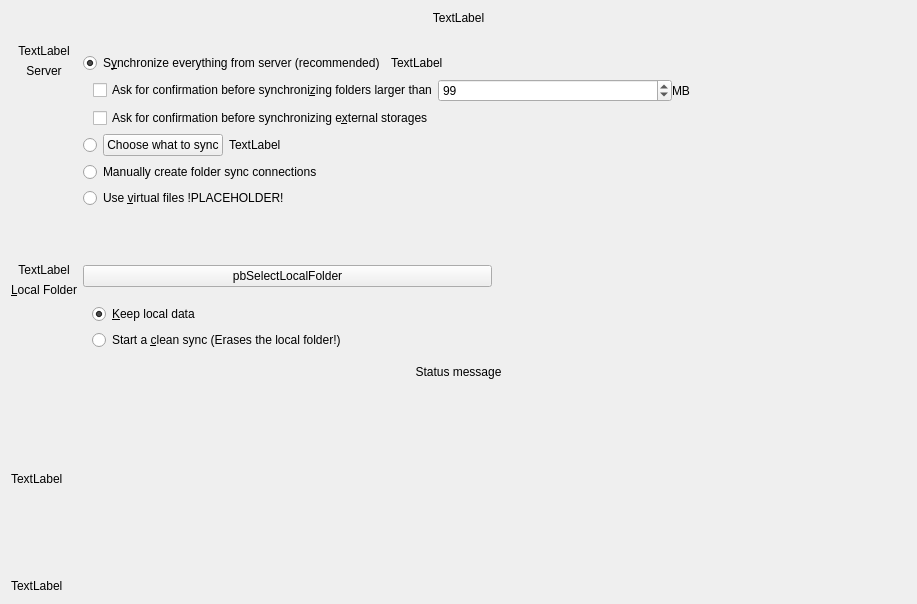
nextcloud/desktop, file src/gui/wizard/owncloudadvancedsetuppage.ui: the form before one commit.
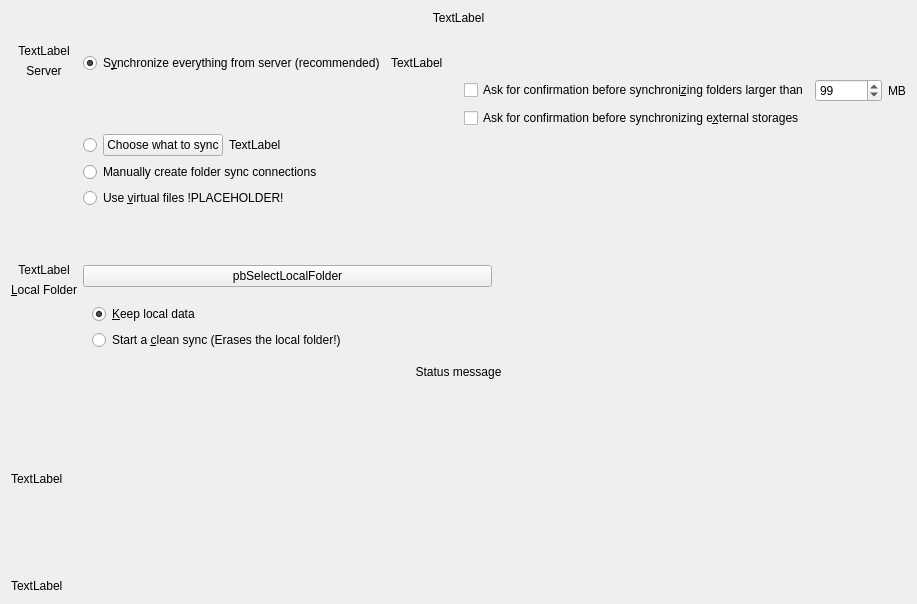
The form after the commit.

Commit message:
Wizard: Improve layout
Instead of using a fixed size grid layout use a dynamic layout.

Fixes: #7920

```diff
--- a/src/gui/wizard/owncloudadvancedsetuppage.ui
+++ b/src/gui/wizard/owncloudadvancedsetuppage.ui
@@ -273,61 +273,59 @@
          </layout>
         </item>
         <item>
-         <layout class="QGridLayout" name="gridLayout_2">
-          <property name="horizontalSpacing">
-           <number>0</number>
-          </property>
-          <item row="0" column="0">
+         <layout class="QHBoxLayout" name="horizontalLayout_5">
+          <item>
            <spacer name="horizontalSpacer_4">
             <property name="orientation">
              <enum>Qt::Horizontal</enum>
             </property>
-            <property name="sizeType">
-             <enum>QSizePolicy::Minimum</enum>
-            </property>
             <property name="sizeHint" stdset="0">
              <size>
-              <width>10</width>
+              <width>40</width>
               <height>20</height>
              </size>
             </property>
            </spacer>
           </item>
-          <item row="0" column="1">
-           <layout class="QHBoxLayout" name="horizontalLayout_3">
+          <item>
+           <layout class="QVBoxLayout" name="verticalLayout_7">
             <item>
-             <widget class="QCheckBox" name="confCheckBoxSize">
-              <property name="text">
-               <string>Ask for confirmation before synchroni&amp;zing folders larger than</string>
-              </property>
-             </widget>
+             <layout class="QHBoxLayout" name="horizontalLayout_3">
+              <item>
+               <widget class="QCheckBox" name="confCheckBoxSize">
+                <property name="text">
+                 <string>Ask for confirmation before synchroni&amp;zing folders larger than</string>
+                </property>
+               </widget>
+              </item>
+              <item>
+               <widget class="QSpinBox" name="confSpinBox">
+                <property name="maximum">
+                 <number>999999</number>
+                </property>
+                <property name="value">
+                 <number>99</number>
+                </property>
+               </widget>
+              </item>
+              <item>
+               <widget class="QLabel" name="confTraillingSizeLabel">
+                <property name="text">
+                 <string extracomment="Trailing part of &quot;Ask confirmation before syncing folder larger than&quot; ">MB</string>
+                </property>
+               </widget>
+              </item>
+             </layout>
             </item>
             <item>
-             <widget class="QSpinBox" name="confSpinBox">
-              <property name="maximum">
-               <number>999999</number>
-              </property>
-              <property name="value">
-               <number>99</number>
-              </property>
-             </widget>
-            </item>
-            <item>
-             <widget class="QLabel" name="confTraillingSizeLabel">
+             <widget class="QCheckBox" name="confCheckBoxExternal">
               <property name="text">
-               <string extracomment="Trailing part of &quot;Ask confirmation before syncing folder larger than&quot; ">MB</string>
+               <string>Ask for confirmation before synchronizing e&amp;xternal storages</string>
               </property>
              </widget>
             </item>
            </layout>
           </item>
-          <item row="1" column="1">
-           <widget class="QCheckBox" name="confCheckBoxExternal">
-            <property name="text">
-             <string>Ask for confirmation before synchronizing e&amp;xternal storages</string>
-            </property>
-           </widget>
-          </item>
          </layout>
         </item>
         <item>
```
Left out of the diff: 277 changed lines with no effect on the pictures. The commit also changes 1 other file.
